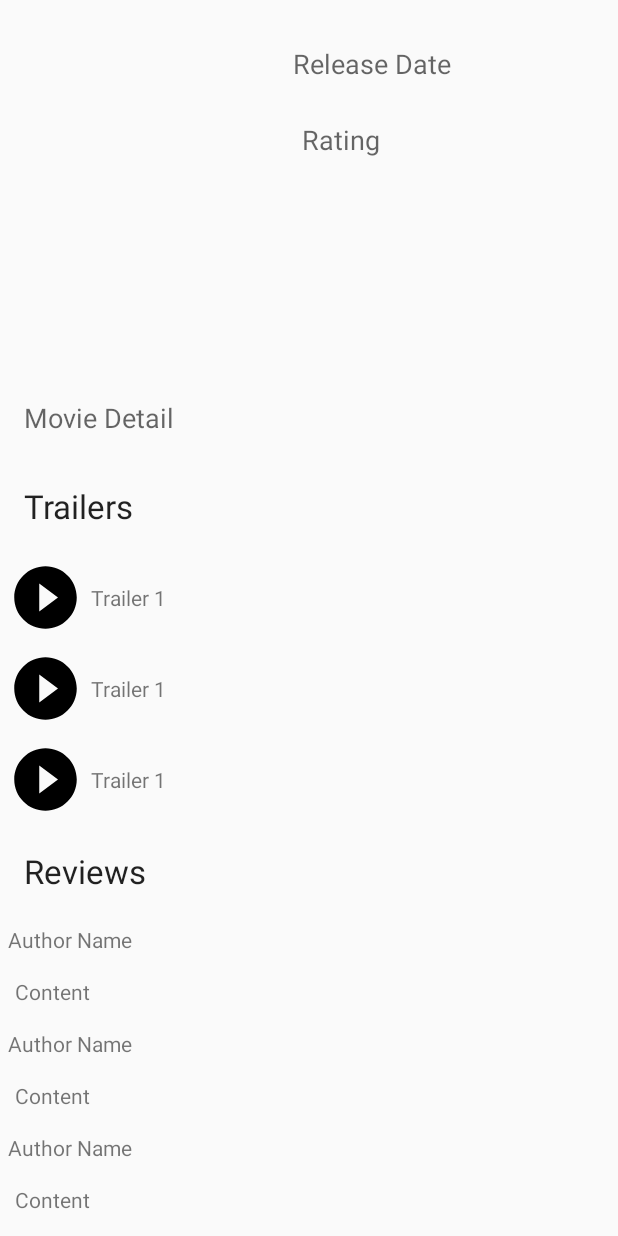
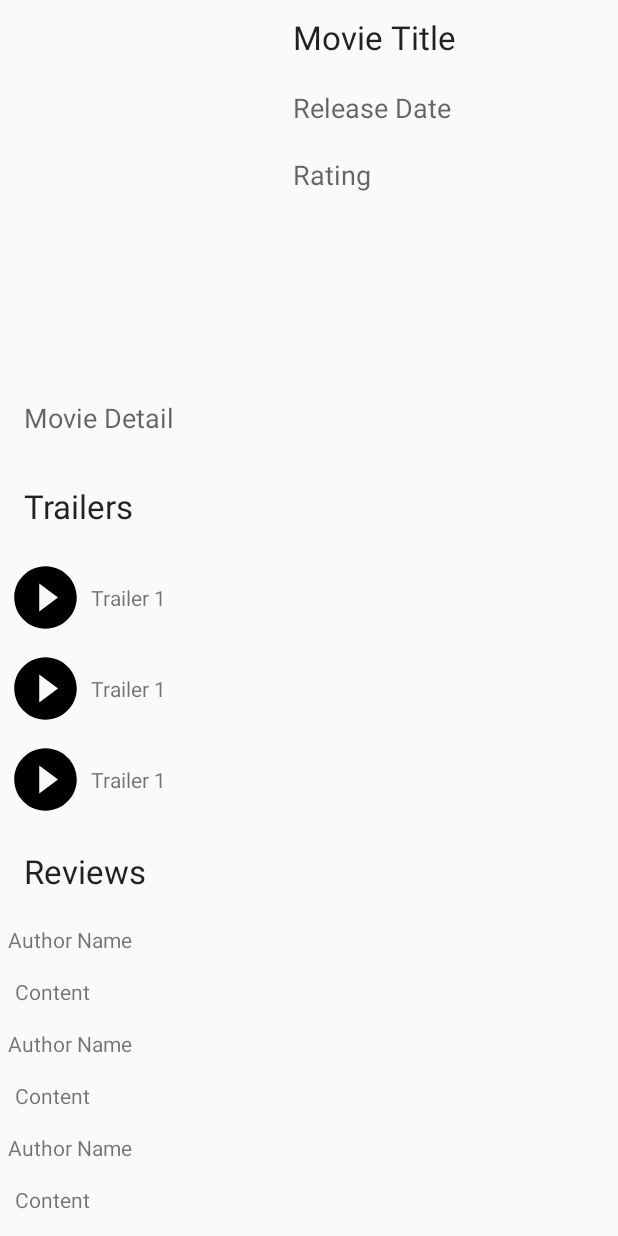
Before and after one commit to alyosama/Movies-App, an Android app: the layout movie_detail.xml on its own in the app's theme, with its tools: preview values and no code run, on a phone screen of 412 x 824 dp. Run offline under Robolectric (Android 15) with nearby library versions, the phone set to English and light mode, and no system bars.

Commit message:
Adding Title and Fix Tablet Orientation

```diff
--- a/app/src/main/java/udacity/aly/movies_app/MovieDetailFragment.java
+++ b/app/src/main/java/udacity/aly/movies_app/MovieDetailFragment.java
@@ -93,6 +93,7 @@ public class MovieDetailFragment extends Fragment {
         View rootView = inflater.inflate(R.layout.movie_detail, container, false);
 
         if (mItem != null) {
+            ((TextView) rootView.findViewById(R.id.movie_title)).setText(mItem.getTitle());
             ((TextView) rootView.findViewById(R.id.movie_detail)).setText(mItem.getOverview());
             ((TextView) rootView.findViewById(R.id.movie_ratingView)).setText(String.valueOf(mItem.getVote_average()) + "/10");
             ((TextView) rootView.findViewById(R.id.release_dateView)).setText(mItem.getRelease_date());
--- a/app/src/main/res/drawable/favorite_image_state.xml
+++ b/app/src/main/res/drawable/favorite_image_state.xml
@@ -1,9 +1,9 @@
 <?xml version="1.0" encoding="utf-8"?>
 <selector xmlns:android="http://schemas.android.com/apk/res/android">
-    <item android:state_pressed="false">
-        <bitmap android:src="@drawable/ic_grade" />
-    </item>
     <item android:state_pressed="true">
         <bitmap android:src="@drawable/ic_favorite" />
     </item>
+    <item>
+        <bitmap android:src="@drawable/ic_grade" />
+    </item>
 </selector>
--- a/app/src/main/res/layout-w900dp/movie_list.xml
+++ b/app/src/main/res/layout-w900dp/movie_list.xml
@@ -29,7 +29,7 @@
         android:layout_height="match_parent">
 
         <LinearLayout
-            android:id="@+id/movie_detail_view"
+            android:id="@+id/movie_detail_container"
             android:layout_width="wrap_content"
             android:layout_height="match_parent"
             android:orientation="vertical" />
--- a/app/src/main/res/layout/movie_detail.xml
+++ b/app/src/main/res/layout/movie_detail.xml
@@ -9,7 +9,7 @@
     <LinearLayout
     android:layout_width="match_parent"
     android:layout_height="match_parent"
-    android:orientation="vertical">
+        android:orientation="vertical">
 
 
     <LinearLayout
@@ -33,12 +33,21 @@
                 android:orientation="vertical">
 
                 <TextView
+                    android:id="@+id/movie_title"
+                    style="?android:attr/textAppearanceLarge"
+                    android:layout_width="wrap_content"
+                    android:layout_height="wrap_content"
+                    android:layout_margin="10dp"
+                    android:layout_marginTop="20dp"
+                    android:text="Movie Title"
+                    android:textIsSelectable="true" />
+
+                <TextView
                     android:id="@+id/release_dateView"
                     style="?android:attr/textAppearanceMedium"
                     android:layout_width="wrap_content"
                     android:layout_height="wrap_content"
-                    android:layout_marginTop="20dp"
-                    android:padding="10dp"
+                    android:layout_margin="10dp"
                     android:text="Release Date"
                     android:textIsSelectable="true" />
 
@@ -47,7 +56,7 @@
                     style="?android:attr/textAppearanceMedium"
                     android:layout_width="wrap_content"
                     android:layout_height="wrap_content"
-                    android:padding="16dp"
+                    android:layout_margin="10dp"
                     android:text="Rating"
                     android:textIsSelectable="true" />
 
```
